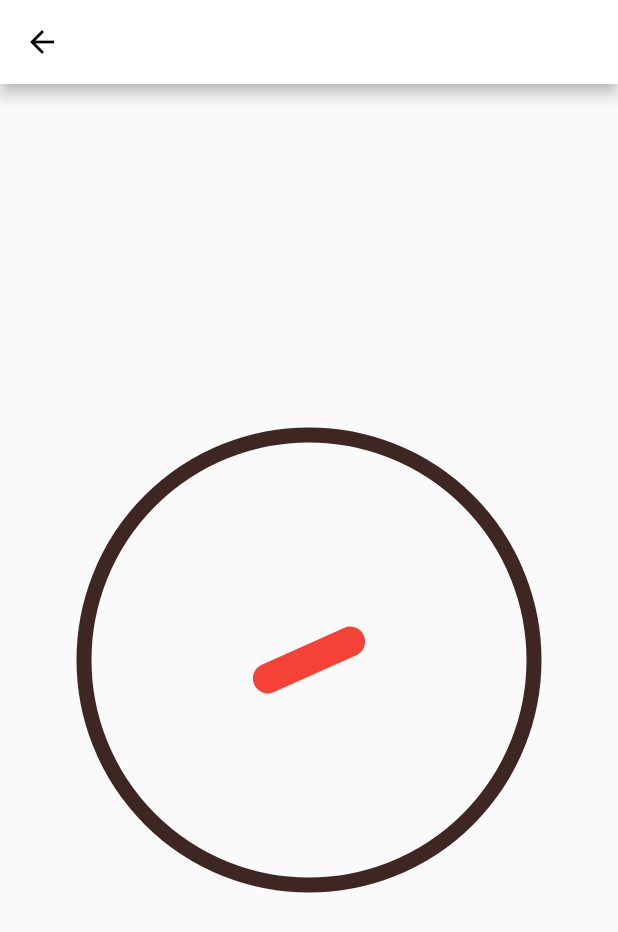
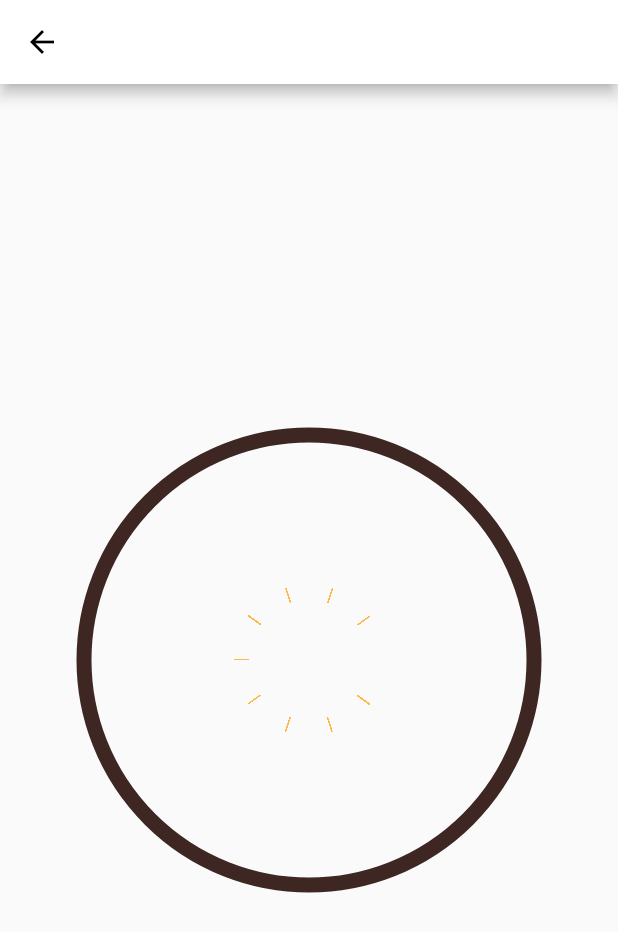
Before and after one commit to maheshmnj/flutter-generative, a Flutter app: the Sunshine screen opened directly, on a phone screen of 412 x 824 dp. Shown: the top 932 px of the screen. Run offline on Flutter 3.47's test engine with Material 2 defaults, Android fonts, the phone set to English and light mode, and no system bars.

Commit message:
add sunshine

```diff
--- a/lib/sunshine.dart
+++ b/lib/sunshine.dart
@@ -1,3 +1,4 @@
+import 'dart:math' as math;
 import 'package:flutter/material.dart';
 
 class Sunshine extends StatefulWidget {
@@ -5,19 +6,7 @@ class Sunshine extends StatefulWidget {
   _SunshineState createState() => _SunshineState();
 }
 
-class _SunshineState extends State<Sunshine>
-    with SingleTickerProviderStateMixin {
-  AnimationController _animationController;
-  Animation<double> animation;
-  @override
-  void initState() {
-    // TODO: implement initState
-    super.initState();
-    _animationController = AnimationController.unbounded(
-      vsync: this,
-    );
-  }
-
+class _SunshineState extends State<Sunshine> {
   @override
   Widget build(BuildContext context) {
     return Scaffold(
@@ -27,56 +16,117 @@ class _SunshineState extends State<Sunshine>
             color: Colors.black,
           ),
         ),
-        body: RaysBuilder());
+        body: RaysAnimator());
   }
 }
 
-class RaysBuilder extends StatefulWidget {
+class RaysAnimator extends StatefulWidget {
   @override
-  RaysBuilderState createState() => RaysBuilderState();
+  RaysAnimatorState createState() => RaysAnimatorState();
 }
 
-class RaysBuilderState extends State<RaysBuilder> {
+class RaysAnimatorState extends State<RaysAnimator> {
+  int raysCount = 10;
   @override
   Widget build(BuildContext context) {
+    final angleDifference = 2 * math.pi / raysCount;
     return Center(
       child: Stack(
         children: [
-          Align(
-            alignment: Alignment.center,
-            child: RayBuilder(
-              angle: 20,
-              color: Colors.red,
-              length: 80,
-              width: 20,
-            ),
-          ),
           Circle(),
+          for (int i = 1; i < 10; i++)
+            Align(
+                alignment: Alignment.center,
+                child: RayBuilder(
+                  color: Colors.orange[300],
+                  angle: angleDifference * i,
+                  length: 80,
+                  width: 15,
+                )),
         ],
       ),
     );
   }
 }
 
-class RayBuilder extends StatelessWidget {
+class RayBuilder extends StatefulWidget {
   final double width;
   final double length;
   final Color color;
   final double angle;
+  final Offset position;
 
-  const RayBuilder({Key key, this.width, this.length, this.color, this.angle})
+  const RayBuilder(
+      {Key key, this.width, this.length, this.color, this.angle, this.position})
       : super(key: key);
+
+  @override
+  _RayBuilderState createState() => _RayBuilderState();
+}
+
+class _RayBuilderState extends State<RayBuilder>
+    with SingleTickerProviderStateMixin {
+  AnimationController _animationController;
+  Animation<double> animation;
+  @override
+  void initState() {
+    // TODO: implement initState
+    super.initState();
+    _animationController = AnimationController.unbounded(
+        vsync: this, duration: Duration(seconds: 10));
+    _animationController.forward();
+  }
+
+  double gap = 5.0;
   @override
   Widget build(BuildContext context) {
-    return Transform.rotate(
-      angle: angle,
-      child: Container(
-        width: width,
-        height: length,
-        decoration: BoxDecoration(
-            color: Colors.red, borderRadius: BorderRadius.circular(20)),
-      ),
+    return Stack(
+      children: [
+        for (int i = 1; i < 20; i++)
+          Transform.rotate(
+            angle: widget.angle,
+            child: CustomPaint(
+              painter: Raypainter(
+                  offset: Offset(i + 50.0, math.tan(math.pi / 4) * (i + 50)),
+                  color: Colors.orange[300]),
+            ),
+            // child: Transform.translate(
+            //     offset: Offset(i + 60.0, math.tan(math.pi / 4) * (i + 50)),
+            //     child: ),
+          ),
+      ],
     );
+  }
+}
+
+class Raypainter extends CustomPainter {
+  final Offset offset;
+  final Color color;
+
+  Raypainter({this.offset, this.color});
+
+  @override
+  void paint(Canvas canvas, Size size) {
+    // TODO: implement paint
+    Paint linePaint = Paint()..color = color;
+    double centerX = size.width / 2.0;
+    double centerY = size.height / 2.0;
+    double dx = centerX;
+    double dy = centerY;
+    double gapBetweenLines = 5.0;
+    for (int i = 1; i < 10; i++) {
+      /// draw along the lines
+      dx = dx + gapBetweenLines;
+      dy = dy + gapBetweenLines;
+      canvas.drawRect(
+          Rect.fromPoints(Offset(40, 0), Offset(50, math.tan(60))), linePaint);
+    }
+  }
+
+  @override
+  bool shouldRepaint(covariant CustomPainter oldDelegate) {
+    // TODO: implement shouldRepaint
+    return true;
   }
 }
 
```
Also changed, not shown: lib/homepage.dart (+6 -4 lines).
